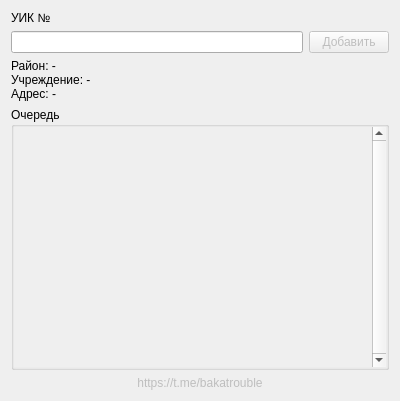
Old version of the form components/dialog.ui in the repository vehsakul/spb_elections_recorder_2019.
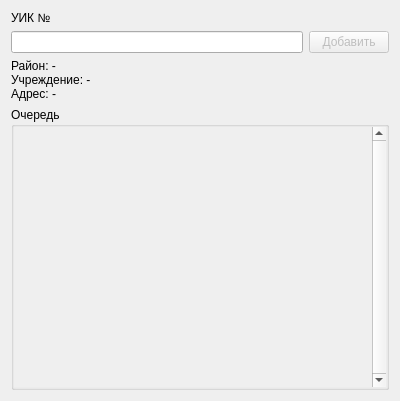
New version of the form.

Commit message: remove author

What changed in the file:
```diff
--- a/components/dialog.ui
+++ b/components/dialog.ui
@@ -122,7 +122,7 @@
               <x>0</x>
               <y>0</y>
               <width>362</width>
-              <height>218</height>
+              <height>242</height>
              </rect>
             </property>
             <layout class="QVBoxLayout" name="verticalLayout_3">
@@ -166,25 +166,6 @@
      </layout>
     </widget>
    </item>
-   <item>
-    <widget class="QLabel" name="label_2">
-     <property name="enabled">
-      <bool>false</bool>
-     </property>
-     <property name="layoutDirection">
-      <enum>Qt::LeftToRight</enum>
-     </property>
-     <property name="text">
-      <string>https://t.me/bakatrouble</string>
-     </property>
-     <property name="textFormat">
-      <enum>Qt::RichText</enum>
-     </property>
-     <property name="alignment">
-      <set>Qt::AlignCenter</set>
-     </property>
-    </widget>
-   </item>
   </layout>
  </widget>
  <resources/>
```
The commit also changes 2 other files.
